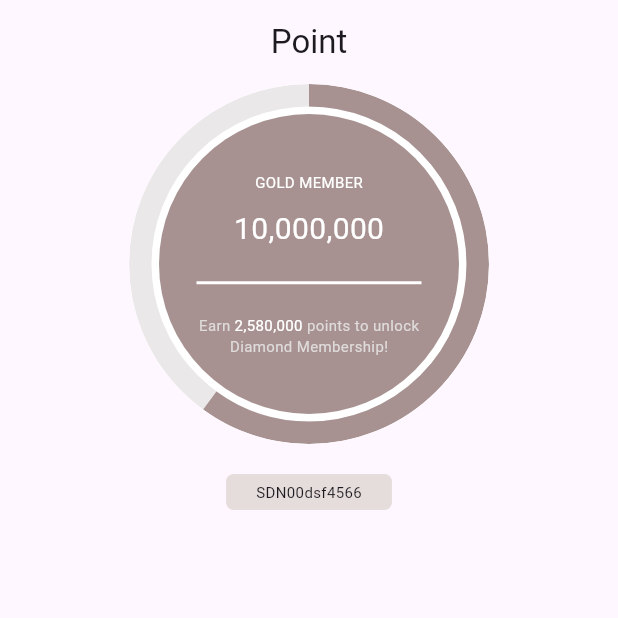
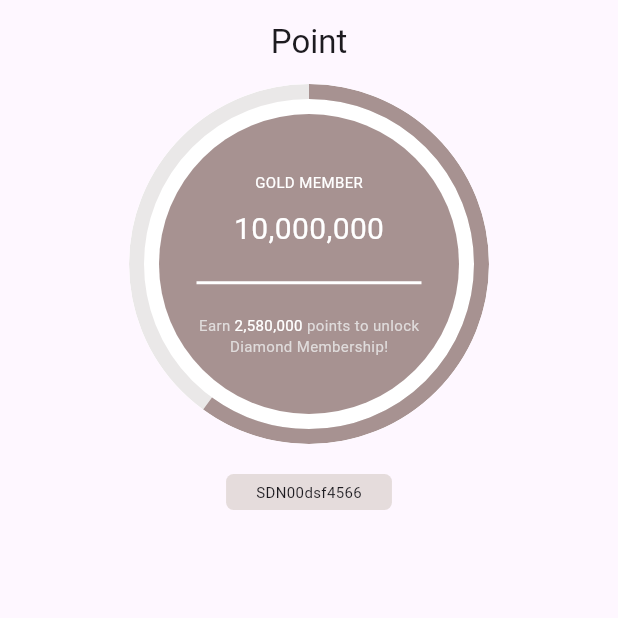
Before and after one commit to nwetmonaye/circular_percent_indicator, a Flutter app: the screen it shows after launch, on a phone screen of 412 x 824 dp, the top half of it. Run offline on Flutter 3.47's test engine with Material 3 defaults, Android fonts, the phone set to English and light mode, and no system bars; drawn by our look-alikes of percent_indicator.

Commit message:
modify linewidth

```diff
--- a/lib/home.dart
+++ b/lib/home.dart
@@ -18,7 +18,7 @@ class Home extends StatelessWidget {
                 fillColor: Colors.white,
                 backgroundColor: const Color.fromARGB(255, 234, 232, 232),
                 radius: 120.0,
-                lineWidth: 15.0,
+                lineWidth: 10.0,
                 percent: 60 / 100,
                 center: Container(
                   width: 200,
```
